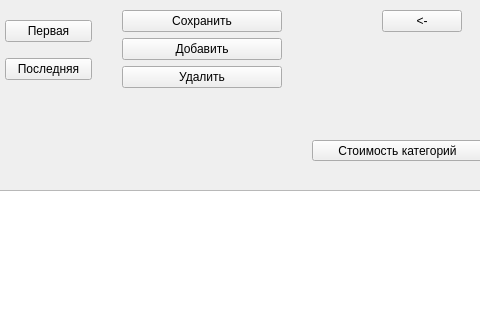
The window that windows/categories.ui (kubiknetrubik/pyqt_db_project_store) describes before a commit, drawn with Qt 5; both pictures show x 328 to 808 and y 0 to 320 of the 808 by 600 pixel window.
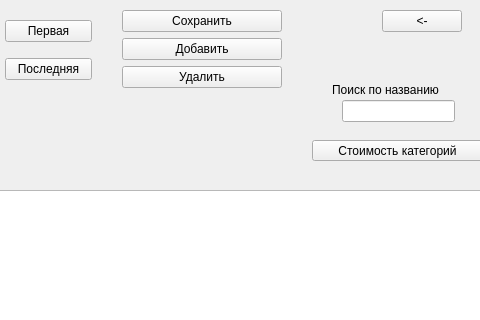
The same window after the commit.

Patch:
```diff
--- a/windows/categories.ui
+++ b/windows/categories.ui
@@ -189,6 +189,29 @@
      <string>Стоимость категорий</string>
     </property>
    </widget>
+   <widget class="QLineEdit" name="le_search">
+    <property name="geometry">
+     <rect>
+      <x>670</x>
+      <y>100</y>
+      <width>113</width>
+      <height>22</height>
+     </rect>
+    </property>
+   </widget>
+   <widget class="QLabel" name="label_4">
+    <property name="geometry">
+     <rect>
+      <x>660</x>
+      <y>80</y>
+      <width>131</width>
+      <height>20</height>
+     </rect>
+    </property>
+    <property name="text">
+     <string>Поиск по названию</string>
+    </property>
+   </widget>
   </widget>
   <widget class="QMenuBar" name="menubar">
    <property name="geometry">
```
